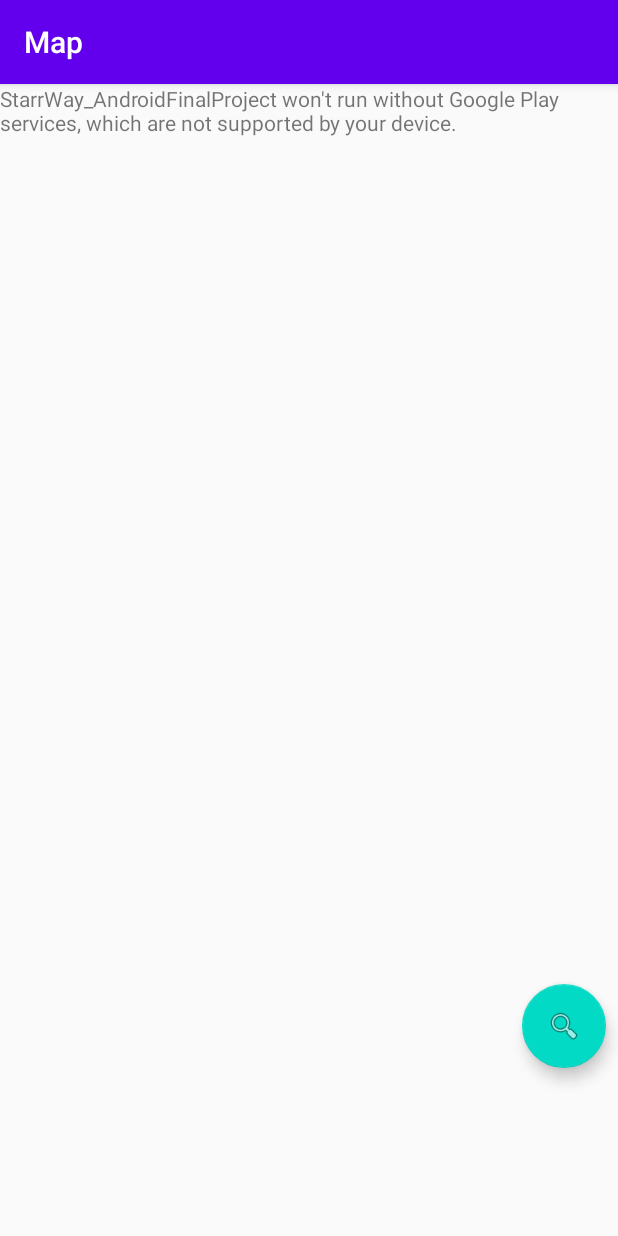
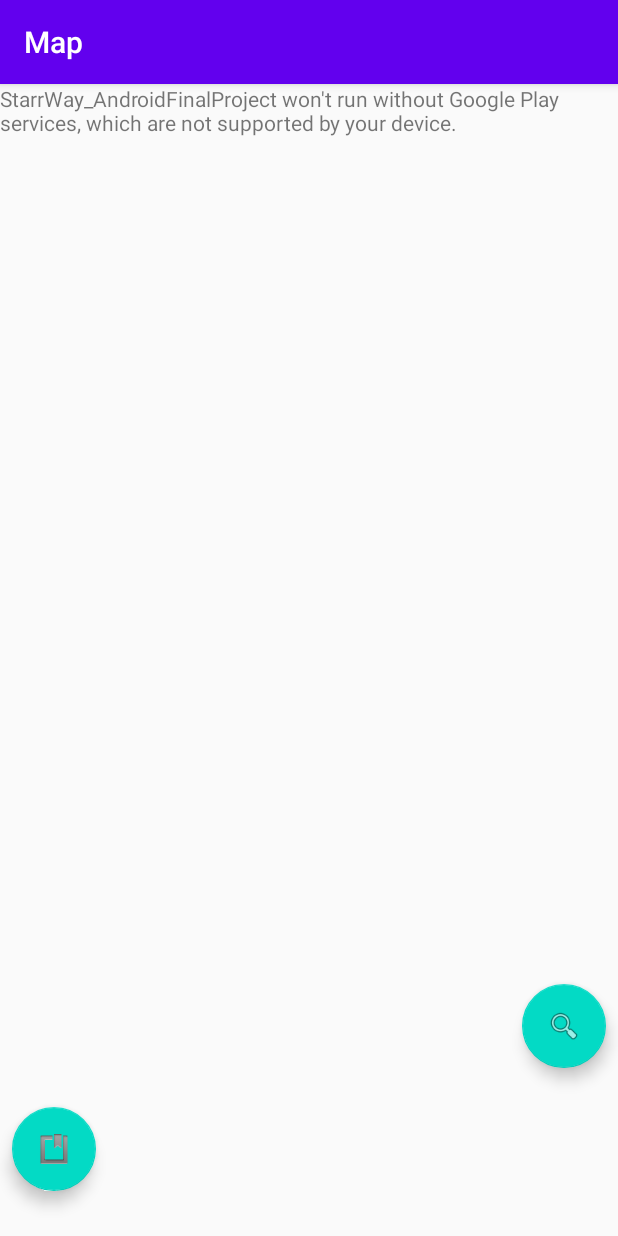
Before and after one commit to J-Way/StarrWay_AndroidFinalProject, an Android app: the MapsActivity screen opened directly, with no data from a screen before it, on a phone screen of 412 x 824 dp. Run offline under Robolectric (Android 15) with nearby library versions, the phone set to English and light mode, and no system bars; 2 statements that could not run were skipped.

Commit message:
added add button

```diff
--- a/app/src/main/java/com/example/starrway_androidfinalproject/MapsActivity.kt
+++ b/app/src/main/java/com/example/starrway_androidfinalproject/MapsActivity.kt
@@ -193,10 +193,12 @@ class MapsActivity : AppCompatActivity(), OnMapReadyCallback, OnMyLocationButton
         markerOptions.icon(BitmapDescriptorFactory.defaultMarker(colour))
         map.addMarker(markerOptions)
 
+        // this is a tad inelegant, resolve later?
         activePin.latLng = location
     }
 
     override fun onMyLocationButtonClick(): Boolean {
+        // permission check was required, find better solution later
         if (ActivityCompat.checkSelfPermission(this,
                 android.Manifest.permission.ACCESS_FINE_LOCATION) != PackageManager.PERMISSION_GRANTED) {
             ActivityCompat.requestPermissions(this,
@@ -250,8 +252,12 @@ class MapsActivity : AppCompatActivity(), OnMapReadyCallback, OnMyLocationButton
             )
         }
 
+        val fabAddPin = findViewById<FloatingActionButton>(R.id.fabAddPin)
+        fabAddPin.setOnClickListener{
+
+        }
+
         fusedLocationClient = LocationServices.getFusedLocationProviderClient(this)
-
 
         // not sure what this is used for
         // careful when deleting however
--- a/app/src/main/res/layout/activity_maps.xml
+++ b/app/src/main/res/layout/activity_maps.xml
@@ -5,8 +5,7 @@
     android:layout_height="match_parent"
     android:fitsSystemWindows="true">
 
-    <fragment xmlns:android="http://schemas.android.com/apk/res/android"
-        xmlns:map="http://schemas.android.com/apk/res-auto"
+    <fragment xmlns:map="http://schemas.android.com/apk/res-auto"
         xmlns:tools="http://schemas.android.com/tools"
         android:id="@+id/map"
         android:name="com.google.android.gms.maps.SupportMapFragment"
@@ -19,8 +18,17 @@
         android:layout_width="wrap_content"
         android:layout_height="wrap_content"
         android:layout_gravity="bottom|end"
-        android:layout_marginRight="8dp"
+        android:layout_marginEnd="8dp"
         android:layout_marginBottom="112dp"
         android:src="@android:drawable/ic_menu_search"/>
 
+    <com.google.android.material.floatingactionbutton.FloatingActionButton
+        android:id="@+id/fabAddPin"
+        android:layout_width="wrap_content"
+        android:layout_height="wrap_content"
+        android:layout_gravity="bottom|start"
+        android:layout_marginStart="8dp"
+        android:layout_marginBottom="30dp"
+        android:src="@android:drawable/ic_input_get"/>
+
 </androidx.coordinatorlayout.widget.CoordinatorLayout>
```
